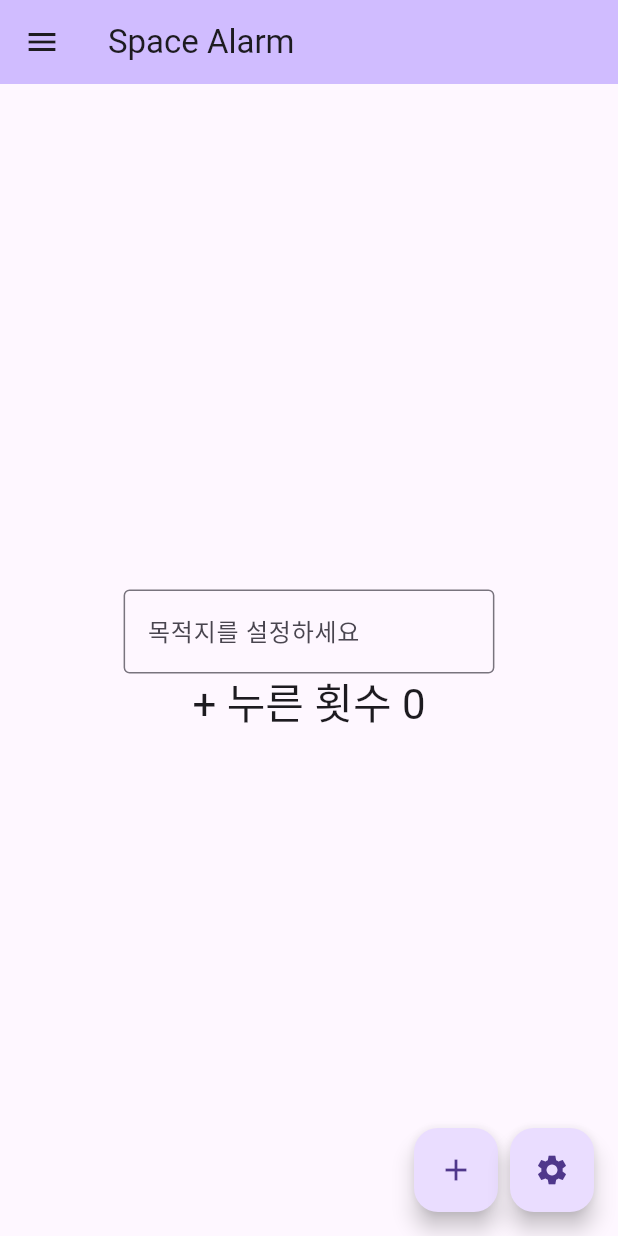
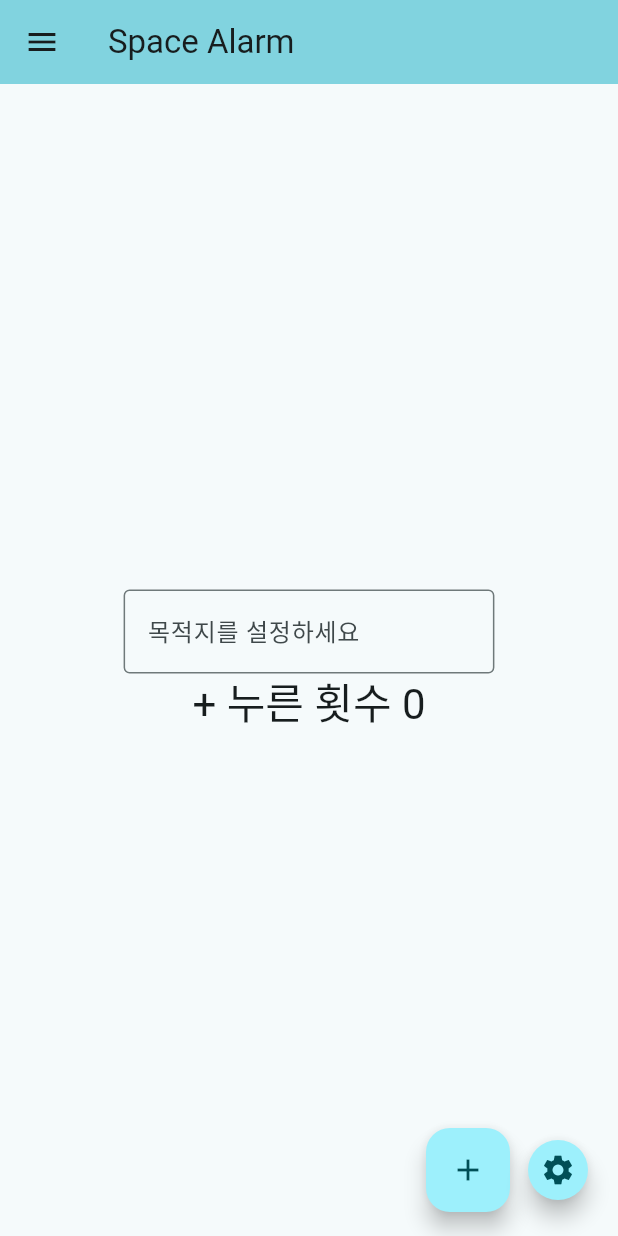
Before and after one commit to pedro1798/space-alarm, a Flutter app: the screen it shows after launch, on a phone screen of 412 x 824 dp. Run offline on Flutter 3.47's test engine with Material 3 defaults, Android fonts, the phone set to English and light mode, and no system bars; our stand-ins replace get; Roboto replaces fonts that are missing (NanumGothic).

Commit message:
atomic commit exploded

```diff
--- a/lib/pages/home/home_page.dart
+++ b/lib/pages/home/home_page.dart
@@ -2,15 +2,18 @@
 
 import 'package:flutter/material.dart';
 import 'package:plata/pages/drawer/home_drawer.dart';
-import 'package:plata/widgets/home/home_plus_button.dart';
-import 'package:plata/controllers/theme_controller.dart';
+// import 'package:plata/widgets/home/home_plus_button.dart';
+// import 'package:plata/controllers/theme_controller.dart';
 
 class MyHomePage extends StatefulWidget {
   const MyHomePage({super.key, required this.title});
 
   final String title;
-  // final이어야 한다?
-
+  /*
+ 	•	StatefulWidget 클래스 자체는 한 번 생성되면 변경되지 않는 불변 객체입니다.
+	•	title 같은 필드는 초기 생성자에서 주입된 값이므로 변경되어선 안 됩니다.
+	•	그래서 final을 붙여 “이건 한 번만 설정되며, 이후 절대 변하지 않음”을 보장합니다.
+  */
   @override
   State<MyHomePage> createState() => _MyHomePageState();
   // StatefulWidget이 처음 빌드될 때 자동으로 호출
@@ -79,6 +82,8 @@ class _MyHomePageState extends State<MyHomePage> {
           const SizedBox(width: 8), // 버튼 사이 간격
           FloatingActionButton(
             // 설정 버튼
+            mini: true,
+            shape: const CircleBorder(),
             onPressed: () {
               showDialog(
                 context: context,
--- a/lib/themes/app_theme.dart
+++ b/lib/themes/app_theme.dart
@@ -5,14 +5,21 @@ class MyTheme {
     return ThemeData(
       fontFamily: 'NanumGothic',
       brightness: Brightness.light,
-      primaryColor: const Color.fromARGB(255, 189, 199, 208),
+      useMaterial3: true, // Material 3 사용
+      colorScheme: ColorScheme.fromSeed(
+        seedColor: const Color.fromARGB(255, 197, 216, 219), // primaryColor 역할
+        brightness: Brightness.light,
+      ),
       elevatedButtonTheme: ElevatedButtonThemeData(
         style: ElevatedButton.styleFrom(
-          backgroundColor: const Color.fromARGB(255, 165, 189, 208), // 버튼 색
+          backgroundColor: const Color.fromARGB(255, 0, 0, 0), // 버튼 색
           shape: RoundedRectangleBorder(
             borderRadius: BorderRadius.circular(15),
-          ), // 둥근 버튼
+          ), // 둥근 버튼S
         ),
+      ),
+      appBarTheme: AppBarTheme(
+        backgroundColor: const Color(0xFF000000), // AppBar 색상
       ),
     );
   }
@@ -21,15 +28,22 @@ class MyTheme {
     return ThemeData(
       fontFamily: 'NanumGothic',
       brightness: Brightness.dark,
-      primaryColor: const Color.fromARGB(255, 9, 48, 82),
+      useMaterial3: true, // Material 3 사용
+      colorScheme: ColorScheme.fromSeed(
+        seedColor: const Color(0xFF093052), // primaryColor 역할
+        brightness: Brightness.dark,
+      ),
       elevatedButtonTheme: ElevatedButtonThemeData(
         style: ElevatedButton.styleFrom(
-          backgroundColor: const Color.fromARGB(255, 165, 189, 208), // 버튼 색
+          backgroundColor: const Color.fromARGB(255, 50, 143, 220), // 버튼 색
           shape: RoundedRectangleBorder(
             borderRadius: BorderRadius.circular(15),
           ), // 둥근 버튼
         ),
       ),
+      appBarTheme: AppBarTheme(
+        backgroundColor: const Color.fromARGB(255, 3, 21, 36), // AppBar 색상
+      ),
     );
   }
 }
```
